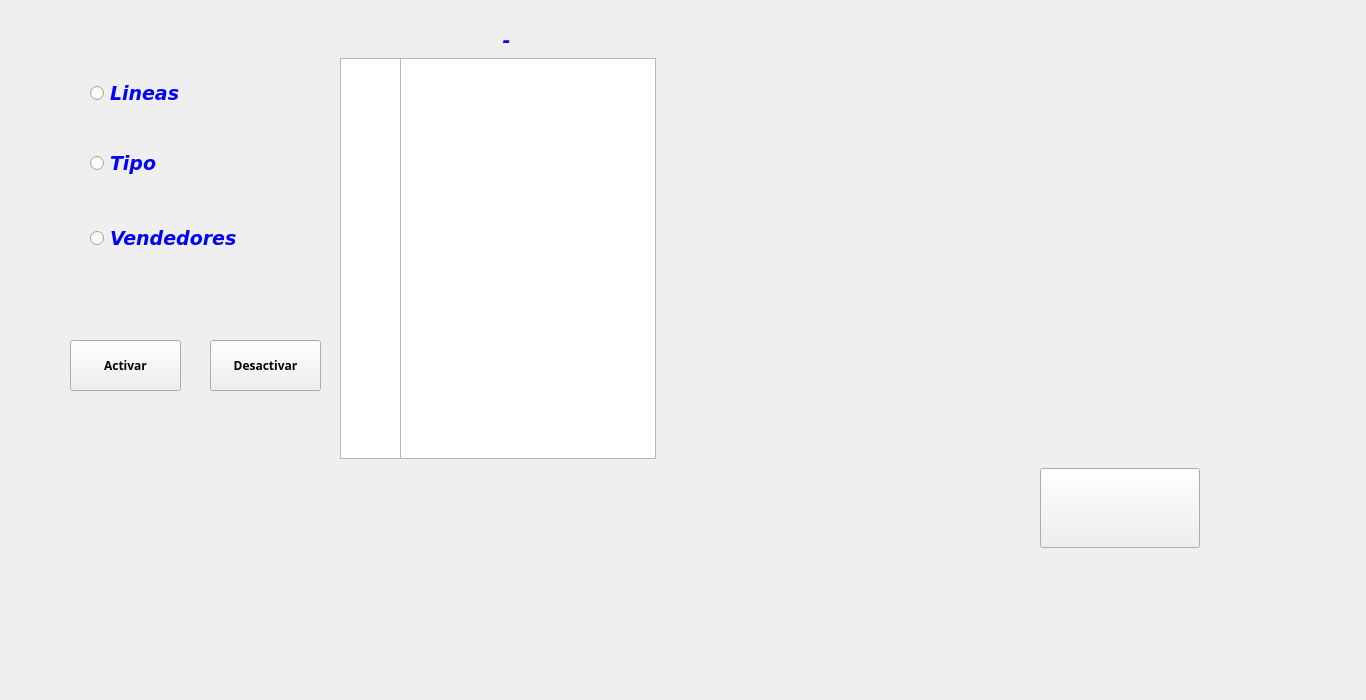
Qt form ui/VtnaConfig.ui (Cesar073/Essen-V1) before a commit.
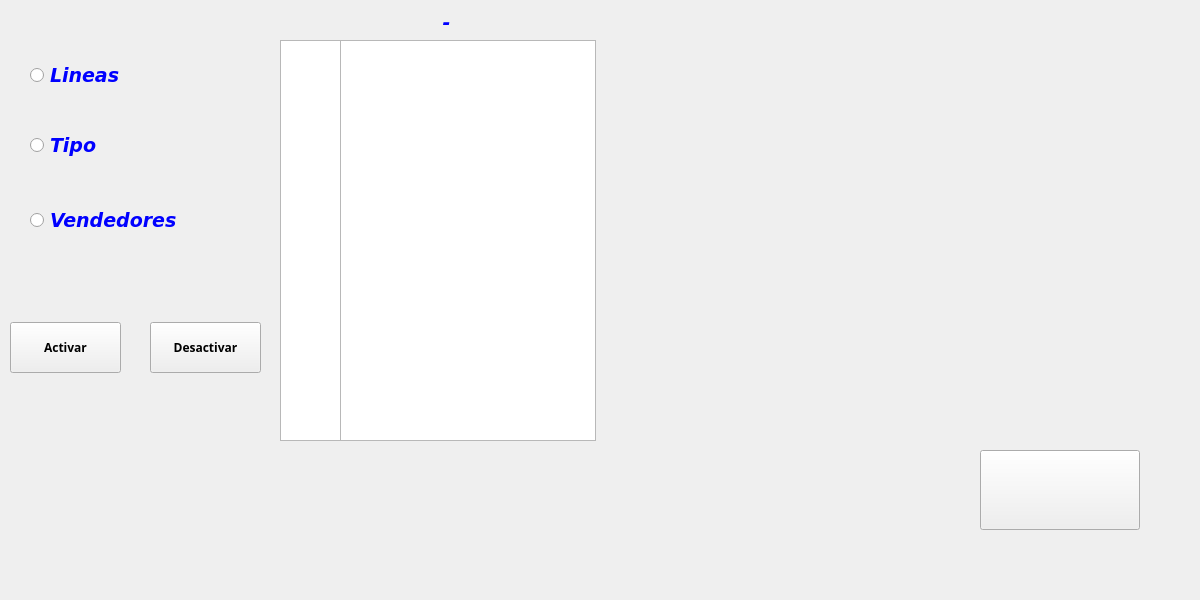
The same form after that commit. Icons and pictures are not drawn.

```diff
--- a/ui/VtnaConfig.ui
+++ b/ui/VtnaConfig.ui
@@ -1,83 +1,24 @@
 <?xml version="1.0" encoding="UTF-8"?>
 <ui version="4.0">
  <class>Configuracion</class>
- <widget class="QDialog" name="Configuracion">
+ <widget class="QMainWindow" name="Configuracion">
   <property name="geometry">
    <rect>
     <x>0</x>
     <y>0</y>
-    <width>1366</width>
-    <height>700</height>
+    <width>1200</width>
+    <height>600</height>
    </rect>
   </property>
   <property name="windowTitle">
    <string>Dialog</string>
   </property>
-  <widget class="QListView" name="listView">
-   <property name="geometry">
-    <rect>
-     <x>400</x>
-     <y>58</y>
-     <width>256</width>
-     <height>401</height>
-    </rect>
-   </property>
-  </widget>
-  <widget class="QRadioButton" name="radioButton_3">
-   <property name="geometry">
-    <rect>
-     <x>90</x>
-     <y>218</y>
-     <width>151</width>
-     <height>41</height>
-    </rect>
-   </property>
-   <property name="font">
-    <font>
-     <family>DejaVu Sans</family>
-     <pointsize>14</pointsize>
-     <weight>75</weight>
-     <italic>true</italic>
-     <bold>true</bold>
-    </font>
-   </property>
-   <property name="styleSheet">
-    <string notr="true">color: rgb(0, 0, 255);</string>
-   </property>
-   <property name="text">
-    <string>Vendedores</string>
-   </property>
-  </widget>
-  <widget class="QRadioButton" name="radioButton">
-   <property name="geometry">
-    <rect>
-     <x>90</x>
-     <y>68</y>
-     <width>131</width>
-     <height>51</height>
-    </rect>
-   </property>
-   <property name="font">
-    <font>
-     <family>DejaVu Sans</family>
-     <pointsize>14</pointsize>
-     <weight>75</weight>
-     <italic>true</italic>
-     <bold>true</bold>
-    </font>
-   </property>
-   <property name="styleSheet">
-    <string notr="true">color: rgb(0, 0, 255);</string>
-   </property>
-   <property name="text">
-    <string>Lineas</string>
-   </property>
-  </widget>
+  <widget class="QWidget" name="centralwidget">
   <widget class="QPushButton" name="push_Menu">
    <property name="geometry">
     <rect>
-     <x>1040</x>
-     <y>468</y>
+      <x>980</x>
+      <y>450</y>
      <width>160</width>
      <height>80</height>
     </rect>
@@ -105,17 +46,14 @@
      <height>60</height>
     </size>
    </property>
-   <property name="autoDefault">
-    <bool>false</bool>
-   </property>
-  </widget>
-  <widget class="QLabel" name="label">
+   </widget>
+   <widget class="QRadioButton" name="radioButton">
    <property name="geometry">
     <rect>
-     <x>386</x>
-     <y>20</y>
-     <width>241</width>
-     <height>41</height>
+      <x>30</x>
+      <y>50</y>
+      <width>131</width>
+      <height>51</height>
     </rect>
    </property>
    <property name="font">
@@ -131,51 +69,24 @@
     <string notr="true">color: rgb(0, 0, 255);</string>
    </property>
    <property name="text">
-    <string>-</string>
-   </property>
-   <property name="alignment">
-    <set>Qt::AlignCenter</set>
-   </property>
-  </widget>
-  <widget class="QPushButton" name="push_Desactivar">
+     <string>Lineas</string>
+    </property>
+   </widget>
+   <widget class="QListView" name="listView">
    <property name="geometry">
     <rect>
-     <x>210</x>
-     <y>340</y>
-     <width>111</width>
-     <height>51</height>
-    </rect>
-   </property>
-   <property name="font">
-    <font>
-     <family>Arial Black</family>
-     <weight>75</weight>
-     <bold>true</bold>
-    </font>
-   </property>
-   <property name="text">
-    <string>Desactivar</string>
-   </property>
-   <property name="icon">
-    <iconset>
-     <normalon>MainW/icon/cancelar2.png</normalon>
-    </iconset>
-   </property>
-   <property name="iconSize">
-    <size>
-     <width>20</width>
-     <height>20</height>
-    </size>
-   </property>
-   <property name="autoDefault">
-    <bool>false</bool>
-   </property>
+      <x>340</x>
+      <y>40</y>
+      <width>256</width>
+      <height>401</height>
+     </rect>
+    </property>
   </widget>
   <widget class="QRadioButton" name="radioButton_2">
    <property name="geometry">
     <rect>
-     <x>90</x>
-     <y>138</y>
+      <x>30</x>
+      <y>120</y>
      <width>131</width>
      <height>51</height>
     </rect>
@@ -196,11 +107,36 @@
     <string>Tipo</string>
    </property>
   </widget>
+   <widget class="QRadioButton" name="radioButton_3">
+    <property name="geometry">
+     <rect>
+      <x>30</x>
+      <y>200</y>
+      <width>151</width>
+      <height>41</height>
+     </rect>
+    </property>
+    <property name="font">
+     <font>
+      <family>DejaVu Sans</family>
+      <pointsize>14</pointsize>
+      <weight>75</weight>
+      <italic>true</italic>
+      <bold>true</bold>
+     </font>
+    </property>
+    <property name="styleSheet">
+     <string notr="true">color: rgb(0, 0, 255);</string>
+    </property>
+    <property name="text">
+     <string>Vendedores</string>
+    </property>
+   </widget>
   <widget class="QListView" name="listView_2">
    <property name="geometry">
     <rect>
-     <x>340</x>
-     <y>58</y>
+      <x>280</x>
+      <y>40</y>
      <width>61</width>
      <height>401</height>
     </rect>
@@ -209,8 +145,8 @@
   <widget class="QPushButton" name="push_Activar">
    <property name="geometry">
     <rect>
-     <x>70</x>
-     <y>340</y>
+      <x>10</x>
+      <y>322</y>
      <width>111</width>
      <height>51</height>
     </rect>
@@ -236,9 +172,66 @@
      <height>20</height>
     </size>
    </property>
-   <property name="autoDefault">
-    <bool>false</bool>
-   </property>
+   </widget>
+   <widget class="QPushButton" name="push_Desactivar">
+    <property name="geometry">
+     <rect>
+      <x>150</x>
+      <y>322</y>
+      <width>111</width>
+      <height>51</height>
+     </rect>
+    </property>
+    <property name="font">
+     <font>
+      <family>Arial Black</family>
+      <weight>75</weight>
+      <bold>true</bold>
+     </font>
+    </property>
+    <property name="text">
+     <string>Desactivar</string>
+    </property>
+    <property name="icon">
+     <iconset>
+      <normalon>icon/cancelar2.png</normalon>
+     </iconset>
+    </property>
+    <property name="iconSize">
+     <size>
+      <width>20</width>
+      <height>20</height>
+     </size>
+    </property>
+   </widget>
+   <widget class="QLabel" name="label">
+    <property name="geometry">
+     <rect>
+      <x>326</x>
+      <y>2</y>
+      <width>241</width>
+      <height>41</height>
+     </rect>
+    </property>
+    <property name="font">
+     <font>
+      <family>DejaVu Sans</family>
+      <pointsize>14</pointsize>
+      <weight>75</weight>
+      <italic>true</italic>
+      <bold>true</bold>
+     </font>
+    </property>
+    <property name="styleSheet">
+     <string notr="true">color: rgb(0, 0, 255);</string>
+    </property>
+    <property name="text">
+     <string>-</string>
+    </property>
+    <property name="alignment">
+     <set>Qt::AlignCenter</set>
+    </property>
+   </widget>
   </widget>
  </widget>
  <resources/>
```
Left out of the diff: 6 changed lines with no effect on the pictures. Lines whose indentation alone changed are shown as unchanged.
